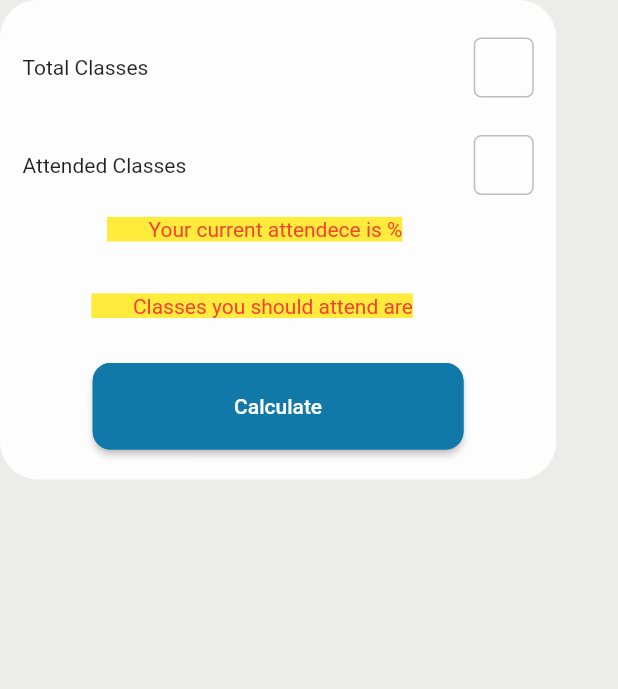
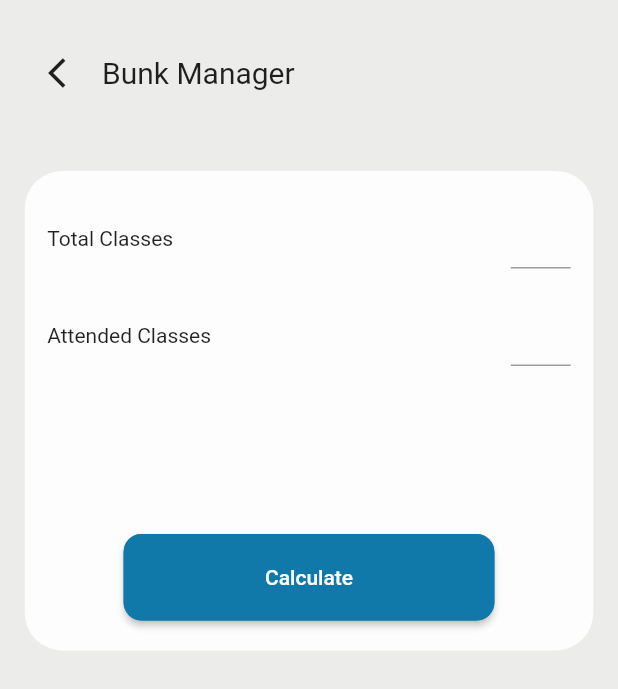
Before and after one commit to arunima-s/gecw-app, a Flutter app: the BunkManagerScreen screen opened directly, on a phone screen of 412 x 824 dp. Shown: the top 689 px of the screen. Run offline on Flutter 3.47's test engine with Material 2 defaults, Android fonts, the phone set to English and light mode, and no system bars; drawn by our look-alikes of auto_size_text; our stand-ins replace cached_network_image, card_swiper, firebase_auth, firebase_core, firebase_database, firebase_messaging and 8 more; missing offline and left inert: maps_launcher, web_scraper; accounts and stored records are empty.

Commit message:
UI changes for Bunk Manager.

```diff
--- a/gecwapp/lib/screens/Tools/bunk-manager-screen.dart
+++ b/gecwapp/lib/screens/Tools/bunk-manager-screen.dart
@@ -1,3 +1,4 @@
+import 'package:auto_size_text/auto_size_text.dart';
 import 'package:flutter/material.dart';
 import 'package:gecwapp/Constants/strings.dart';
 import 'package:gecwapp/Providers/gw_values_provider.dart';
@@ -26,8 +27,33 @@ class _MyWidgetState extends State<BunkManagerScreen> {
       backgroundColor: AppColors.grey1,
       body: SafeArea(
         child: Container(
-          width: screenWidth * 0.9,
-          // height: screenHeight * 0.4,
+          width: screenWidth,
+          child: Column(
+            children: [
+              SizedBox(
+                height: screenHeight * 0.03,
+              ),
+              Row(
+                children: [
+                  SizedBox(
+                    width: 20,
+                  ),
+                  IconButton(
+                      onPressed: () {
+                        Navigator.pop(context);
+                      },
+                      icon: Icon(Icons.arrow_back_ios)),
+                  AutoSizeText(
+                    "Bunk Manager",
+                    style: TextStyle(fontSize: 20),
+                  )
+                ],
+              ),
+              SizedBox(
+                height: screenHeight * 0.05,
+              ),
+              Container(
+                width: screenWidth * 0.92,
                 decoration: BoxDecoration(
                     color: AppColors.systemWhite,
                     borderRadius: BorderRadius.all(Radius.circular(25))),
@@ -49,17 +75,19 @@ class _MyWidgetState extends State<BunkManagerScreen> {
                               child: TextField(
                                 keyboardType: TextInputType.number,
                                 textAlign: TextAlign.center,
-                          textAlignVertical: TextAlignVertical.center,
+                                // textAlignVertical: TextAlignVertical.center,
                                 controller: totalClassController,
                                 decoration: InputDecoration(
                                     // suffixIcon: Icon(Icons.search),
                                     // hintText: "Search",
-                              enabledBorder: OutlineInputBorder(
-                                  borderRadius: BorderRadius.circular(5.0),
-                                  borderSide: BorderSide(
-                                      width: 1,
-                                      color:
-                                          Color.fromARGB(255, 189, 189, 189)))),
+                                    // enabledBorder: OutlineInputBorder(
+                                    // borderRadius:
+                                    //     BorderRadius.circular(5.0),
+                                    //     borderSide: BorderSide(
+                                    //         width: 1,
+                                    //         color: Color.fromARGB(
+                                    //             255, 189, 189, 189)))
+                                    ),
                               ),
                             ),
                             // RoundedButton(
@@ -81,17 +109,19 @@ class _MyWidgetState extends State<BunkManagerScreen> {
                               child: TextField(
                                 keyboardType: TextInputType.number,
                                 textAlign: TextAlign.center,
-                          textAlignVertical: TextAlignVertical.center,
+                                // textAlignVertical: TextAlignVertical.center,
                                 controller: attendController,
                                 decoration: InputDecoration(
                                     // suffixIcon: Icon(Icons.search),
                                     // hintText: "Search",
-                              enabledBorder: OutlineInputBorder(
-                                  borderRadius: BorderRadius.circular(5.0),
-                                  borderSide: BorderSide(
-                                      width: 1,
-                                      color:
-                                          Color.fromARGB(255, 189, 189, 189)))),
+                                    // enabledBorder: OutlineInputBorder(
+                                    //     borderRadius:
+                                    //         BorderRadius.circular(5.0),
+                                    //     borderSide: BorderSide(
+                                    //         width: 1,
+                                    //         color: Color.fromARGB(
+                                    //             255, 189, 189, 189)))
+                                    ),
                               ),
                             ),
                             // RoundedButton(
@@ -102,26 +132,36 @@ class _MyWidgetState extends State<BunkManagerScreen> {
                       Padding(
                         padding: const EdgeInsets.only(top: 15, bottom: 30),
                         child: Text(
-                    "        Your current attendece is $attend%         ",
+                          "$attend",
                           style: TextStyle(
-                        backgroundColor: Colors.yellow, color: Colors.red),
+                              backgroundColor: Colors.yellow,
+                              color: Colors.red),
                         ),
                       ),
                       Padding(
                         padding: const EdgeInsets.only(top: 5, bottom: 30),
                         child: Text(
-                    "        Classes you should attend are $needed         ",
+                          "$needed",
                           style: TextStyle(
-                        backgroundColor: Colors.yellow, color: Colors.red),
+                              backgroundColor: Colors.yellow,
+                              color: Colors.red),
                         ),
                       ),
                       Padding(
                         padding: const EdgeInsets.only(bottom: 20),
                         child: RoundedButton("Calculate", () {
+                          // if (totalClassController.text.isNotEmpty &&
+                          //     attendController.text.isEmpty) {
                           calculate();
+                          // } else {
+                          //   Messages.displayMessage(context, "Enter values");
+                          // }
                         }, screenWidth * 0.6, screenHeight * 0.07),
                       )
                     ]),
+              ),
+            ],
+          ),
         ),
       ),
     );
@@ -137,10 +177,11 @@ class _MyWidgetState extends State<BunkManagerScreen> {
       final _totalClass = double.parse(totalClassController.text.toString());
       final _attandClass = double.parse(attendController.text.toString());
       setState(() {
-        attend = (100 - (((_totalClass - _attandClass) / _totalClass) * 100))
-            .toString();
+        attend =
+            "   Your current attendence is: ${(100 - (((_totalClass - _attandClass) / _totalClass) * 100)).toString()}%     ";
 
-        needed = (((.75 * _totalClass) - _attandClass) / 0.25).toString();
+        needed =
+            "   Classes you need to attend are: ${(((.75 * _totalClass) - _attandClass) / 0.25).toString()}       ";
       });
     }
   }
```
Lines whose indentation alone changed are shown as unchanged.
